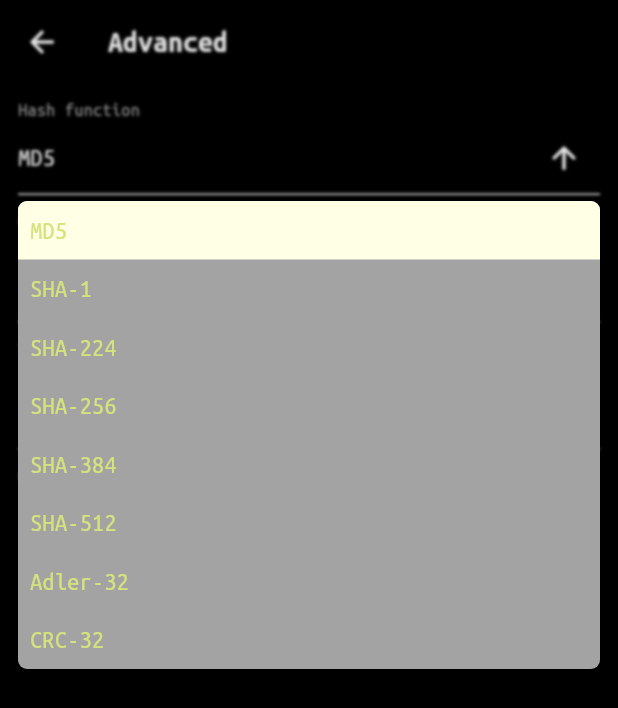
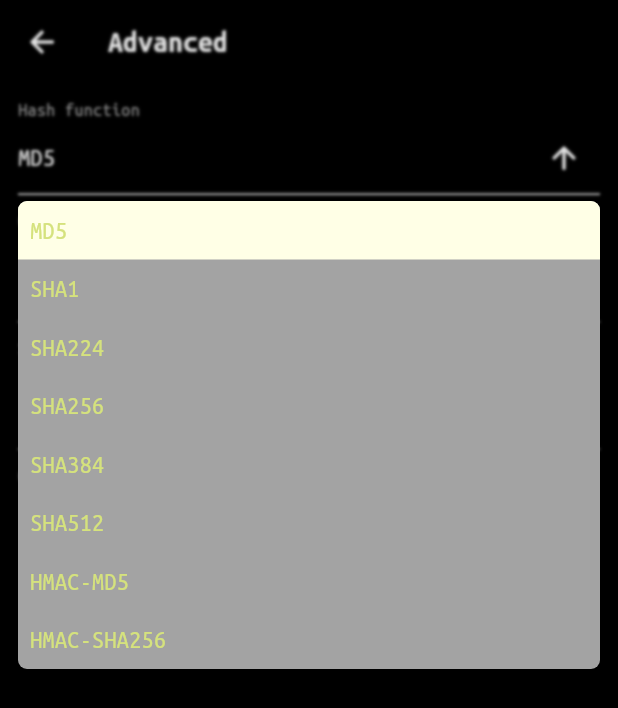
Before and after one commit to wentaoli-cn/identicon_generator, a Flutter app: the AdvancedScreen screen opened by its route, after a tap on "MD5", on a phone screen of 412 x 824 dp. Shown: the top 708 px of the screen. Run offline on Flutter 3.47's test engine with Material 3 defaults, Android fonts, the phone set to English and light mode, and no system bars; our stand-ins replace bloc, equatable, flutter_bloc, get_it, go_router, lottie.

```diff
--- a/lib/ui/screens/advanced/widgets/slider.dart
+++ b/lib/ui/screens/advanced/widgets/slider.dart
@@ -76,14 +76,15 @@ class _GridTypeSlider extends StatelessWidget {
   Widget build(BuildContext context) => BlocBuilder<IconBloc, IconState>(
         builder: (context, state) => _Slider(
           title: S.current.advancedGridTypeHelper,
-          value: state.gridType,
-          description: S.current.advancedGridTypeDescription(state.gridType),
-          min: IconState.minGridType,
-          max: IconState.maxGridType,
+          value: state.gridType.toDouble(),
+          description:
+              S.current.advancedGridTypeDescription(state.gridType.toDouble()),
+          min: IconState.minGridType.toDouble(),
+          max: IconState.maxGridType.toDouble(),
           onChange: (value) {
             context
                 .read<IconBloc>()
-                .add(IconGridTypeChanged(gridType: value.roundToDouble()));
+                .add(IconGridTypeChanged(gridType: value.round()));
           },
         ),
       );
--- a/lib/ui/screens/common/blocs/icon_bloc.dart
+++ b/lib/ui/screens/common/blocs/icon_bloc.dart
@@ -21,12 +21,6 @@ class IconBloc extends Bloc<IconEvent, IconState> {
     Emitter<IconState> emit,
   ) async {
     emit(state.copyWith(prompts: event.prompts));
-    // TODO: Implement it.
-    // Example:
-    // import 'dart:convert';
-    // import 'package:crypto/crypto.dart';
-    // final bytes = utf8.encode(event.prompts);
-    // md5.convert(bytes);
   }
 
   Future<void> _onHashFunctionChanged(
--- a/lib/ui/screens/common/blocs/icon_event.dart
+++ b/lib/ui/screens/common/blocs/icon_event.dart
@@ -17,7 +17,7 @@ final class IconHashFunctionChanged extends IconEvent {
 final class IconGridTypeChanged extends IconEvent {
   IconGridTypeChanged({required this.gridType});
 
-  final double gridType;
+  final int gridType;
 }
 
 final class IconSizeChanged extends IconEvent {
--- a/lib/ui/screens/common/blocs/icon_state.dart
+++ b/lib/ui/screens/common/blocs/icon_state.dart
@@ -13,9 +13,9 @@ final class IconState extends Equatable {
     ),
   });
 
-  static const minGridType = 3.0;
-  static const defaultGridType = 5.0;
-  static const maxGridType = 12.0;
+  static const minGridType = 3;
+  static const defaultGridType = 5;
+  static const maxGridType = 12;
   static const sizeBase = 2.0;
   static const minSize = 32.0;
   static const defaultSize = 512.0;
@@ -25,7 +25,7 @@ final class IconState extends Equatable {
 
   final String prompts;
   final SupportedHashFunction hashFunction;
-  final double gridType;
+  final int gridType;
   final double size;
   final bool useRandomColors;
   final IconColor colors;
@@ -43,7 +43,7 @@ final class IconState extends Equatable {
   IconState copyWith({
     String? prompts,
     SupportedHashFunction? hashFunction,
-    double? gridType,
+    int? gridType,
     double? size,
     bool? useRandomColors,
     IconColor? colors,
@@ -60,13 +60,13 @@ final class IconState extends Equatable {
 
 enum SupportedHashFunction {
   md5(name: 'MD5'),
-  sha1(name: 'SHA-1'),
-  sha224(name: 'SHA-224'),
-  sha256(name: 'SHA-256'),
-  sha384(name: 'SHA-384'),
-  sha512(name: 'SHA-512'),
-  adler32(name: 'Adler-32'),
-  crc32(name: 'CRC-32');
+  sha1(name: 'SHA1'),
+  sha224(name: 'SHA224'),
+  sha256(name: 'SHA256'),
+  sha384(name: 'SHA384'),
+  sha512(name: 'SHA512'),
+  hmacMd5(name: 'HMAC-MD5'),
+  hmacSha256(name: 'HMAC-SHA256');
 
   const SupportedHashFunction({required this.name});
 
--- a/pubspec.yaml
+++ b/pubspec.yaml
@@ -51,6 +51,9 @@ dependencies:
 
   # Animation player
   lottie: ^3.1.2
+
+  # Cryptographic implementation
+  crypto: ^3.0.5
 
   # The following adds the Cupertino Icons font to your application.
   # Use with the CupertinoIcons class for iOS style icons.
```
Also changed, not shown: lib/ui/screens/home/home_screen.dart (+8 -0 lines), lib/ui/screens/home/widgets/icon_showcase.dart (added, +132 -0 lines), pubspec.lock.
